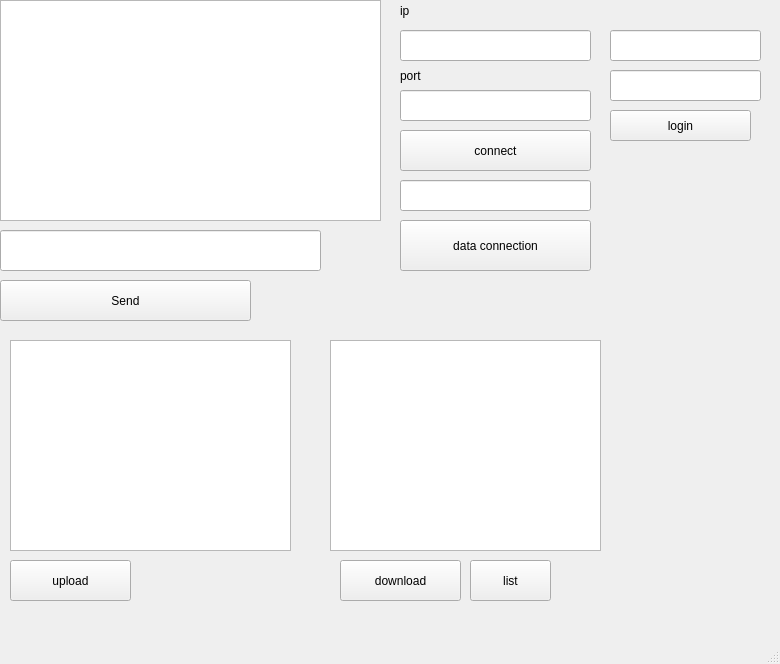
This is interface/interface/mainwindow.ui in knyazevmaksim/ftp-client as Qt 5 draws it before an edit. The edited form follows.
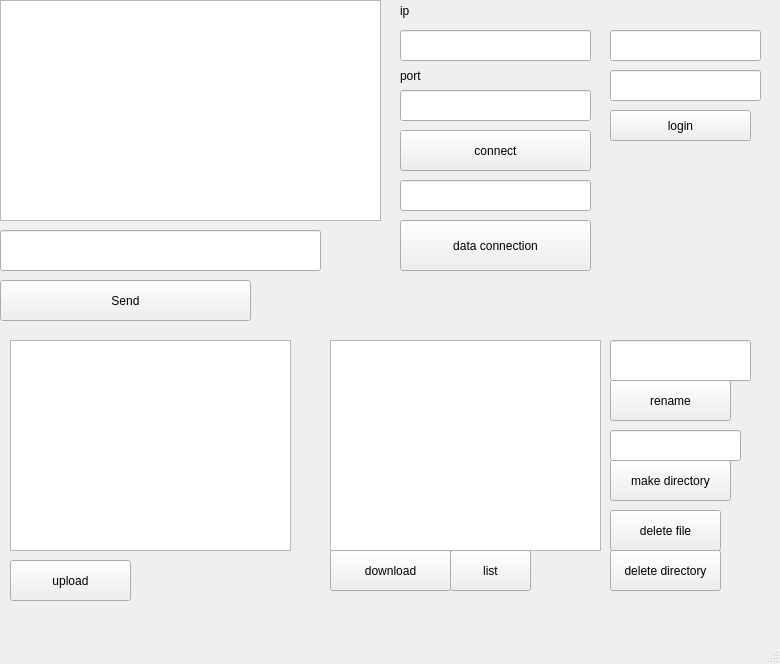
This is the edited form.

```diff
--- a/interface/interface/mainwindow.ui
+++ b/interface/interface/mainwindow.ui
@@ -152,8 +152,8 @@
    <widget class="QPushButton" name="downLoadButton">
     <property name="geometry">
      <rect>
-      <x>340</x>
-      <y>560</y>
+      <x>330</x>
+      <y>550</y>
       <width>121</width>
       <height>41</height>
      </rect>
@@ -211,8 +211,8 @@
    <widget class="QPushButton" name="pushButton_4">
     <property name="geometry">
      <rect>
-      <x>470</x>
-      <y>560</y>
+      <x>450</x>
+      <y>550</y>
       <width>81</width>
       <height>41</height>
      </rect>
@@ -221,6 +221,78 @@
      <string>list</string>
     </property>
    </widget>
+   <widget class="QPushButton" name="pushButton_7">
+    <property name="geometry">
+     <rect>
+      <x>610</x>
+      <y>380</y>
+      <width>121</width>
+      <height>41</height>
+     </rect>
+    </property>
+    <property name="text">
+     <string>rename</string>
+    </property>
+   </widget>
+   <widget class="QLineEdit" name="lineEdit_7">
+    <property name="geometry">
+     <rect>
+      <x>610</x>
+      <y>340</y>
+      <width>141</width>
+      <height>41</height>
+     </rect>
+    </property>
+   </widget>
+   <widget class="QPushButton" name="pushButton_8">
+    <property name="geometry">
+     <rect>
+      <x>610</x>
+      <y>460</y>
+      <width>121</width>
+      <height>41</height>
+     </rect>
+    </property>
+    <property name="text">
+     <string>make directory</string>
+    </property>
+   </widget>
+   <widget class="QLineEdit" name="lineEdit_8">
+    <property name="geometry">
+     <rect>
+      <x>610</x>
+      <y>430</y>
+      <width>131</width>
+      <height>31</height>
+     </rect>
+    </property>
+   </widget>
+   <widget class="QPushButton" name="pushButton_9">
+    <property name="geometry">
+     <rect>
+      <x>610</x>
+      <y>510</y>
+      <width>111</width>
+      <height>41</height>
+     </rect>
+    </property>
+    <property name="text">
+     <string>delete file</string>
+    </property>
+   </widget>
+   <widget class="QPushButton" name="pushButton_10">
+    <property name="geometry">
+     <rect>
+      <x>610</x>
+      <y>550</y>
+      <width>111</width>
+      <height>41</height>
+     </rect>
+    </property>
+    <property name="text">
+     <string>delete directory</string>
+    </property>
+   </widget>
   </widget>
   <widget class="QMenuBar" name="menubar">
    <property name="geometry">
```
